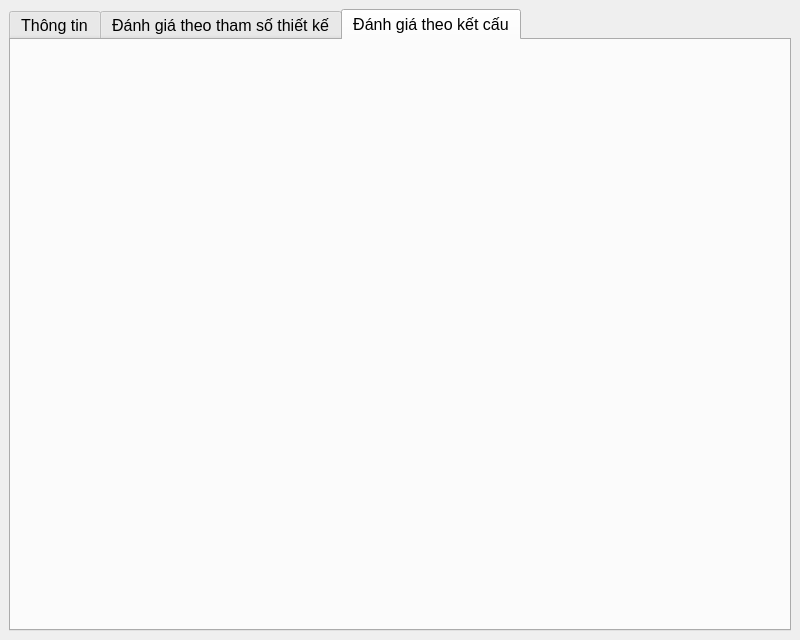
Before: the Qt Designer form main.ui in phn1712002/MTAK56_doAnTotNghiep, drawn with Qt 5.
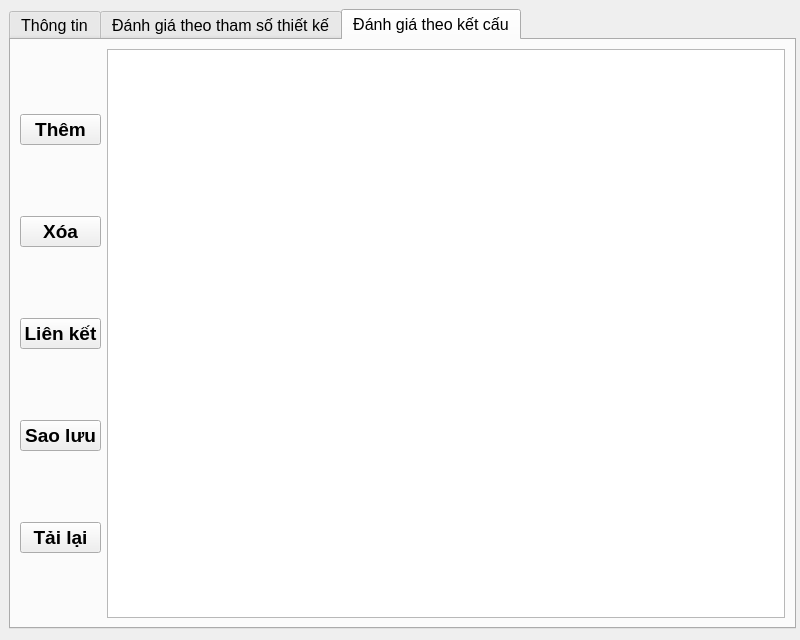
After: the same form once the commit is applied. The open tabs and pages were chosen to show the change. Icons and pictures are not drawn.

The edit to the form file:
```diff
--- a/main.ui
+++ b/main.ui
@@ -58,9 +58,15 @@
      <pointsize>12</pointsize>
     </font>
    </property>
-   <layout class="QVBoxLayout" name="verticalLayout_4">
-    <item>
      <widget class="QTabWidget" name="tabWidget_rating">
+    <property name="geometry">
+     <rect>
+      <x>9</x>
+      <y>9</y>
+      <width>787</width>
+      <height>620</height>
+     </rect>
+    </property>
       <property name="currentIndex">
        <number>1</number>
       </property>
@@ -821,10 +827,82 @@
        <attribute name="title">
         <string>Đánh giá theo kết cấu</string>
        </attribute>
-      </widget>
-     </widget>
-    </item>
-   </layout>
+     <layout class="QHBoxLayout" name="horizontalLayout">
+      <item>
+       <layout class="QVBoxLayout" name="group_btn_flowchart" stretch="0,0,0,0,1">
+        <item>
+         <widget class="QPushButton" name="btn_insert_node">
+          <property name="font">
+           <font>
+            <pointsize>14</pointsize>
+            <bold>true</bold>
+           </font>
+          </property>
+          <property name="text">
+           <string>Thêm</string>
+          </property>
+         </widget>
+        </item>
+        <item>
+         <widget class="QPushButton" name="btn_del_node">
+          <property name="font">
+           <font>
+            <pointsize>14</pointsize>
+            <bold>true</bold>
+           </font>
+          </property>
+          <property name="text">
+           <string>Xóa</string>
+          </property>
+         </widget>
+        </item>
+        <item>
+         <widget class="QPushButton" name="btn_con_node">
+          <property name="font">
+           <font>
+            <pointsize>14</pointsize>
+            <bold>true</bold>
+           </font>
+          </property>
+          <property name="text">
+           <string>Liên kết</string>
+          </property>
+         </widget>
+        </item>
+        <item>
+         <widget class="QPushButton" name="btn_save_flowchart">
+          <property name="font">
+           <font>
+            <pointsize>14</pointsize>
+            <bold>true</bold>
+           </font>
+          </property>
+          <property name="text">
+           <string>Sao lưu</string>
+          </property>
+         </widget>
+        </item>
+        <item>
+         <widget class="QPushButton" name="btn_load_flowchart">
+          <property name="font">
+           <font>
+            <pointsize>14</pointsize>
+            <bold>true</bold>
+           </font>
+          </property>
+          <property name="text">
+           <string>Tải lại</string>
+          </property>
+         </widget>
+        </item>
+       </layout>
+      </item>
+      <item>
+       <widget class="QGraphicsView" name="graphicsView"/>
+      </item>
+     </layout>
+    </widget>
+   </widget>
   </widget>
   <action name="actionLoad">
    <property name="text">
```
Left out of the diff: 2 changed lines with no effect on the pictures. Lines whose indentation alone changed are shown as unchanged.
